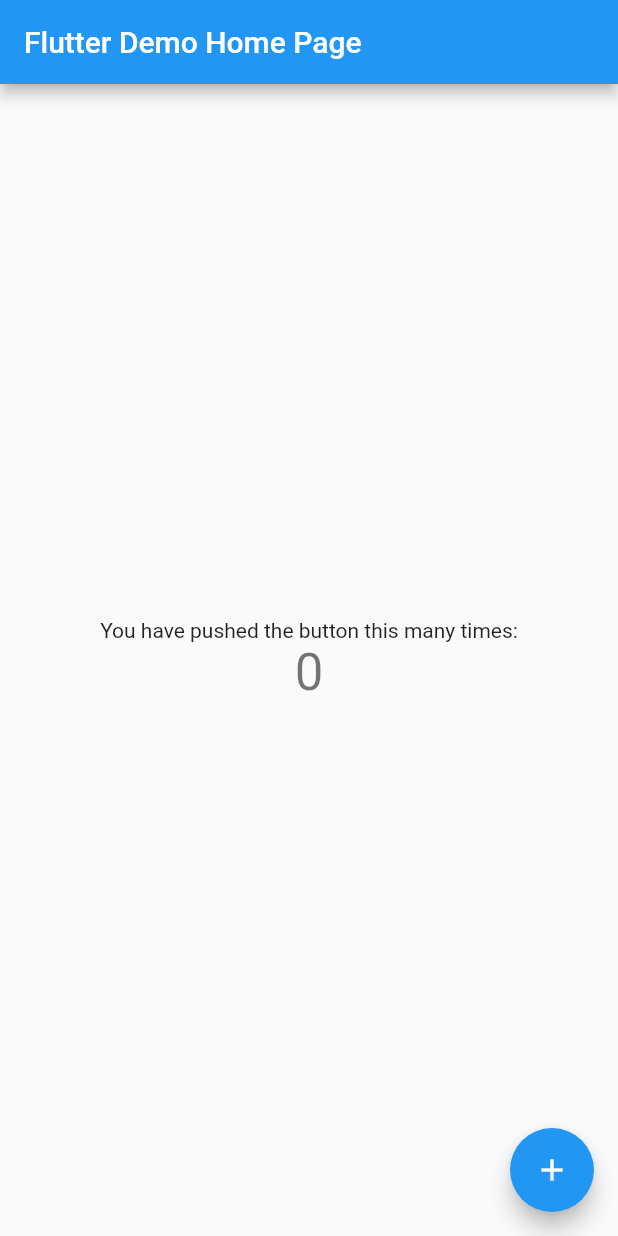
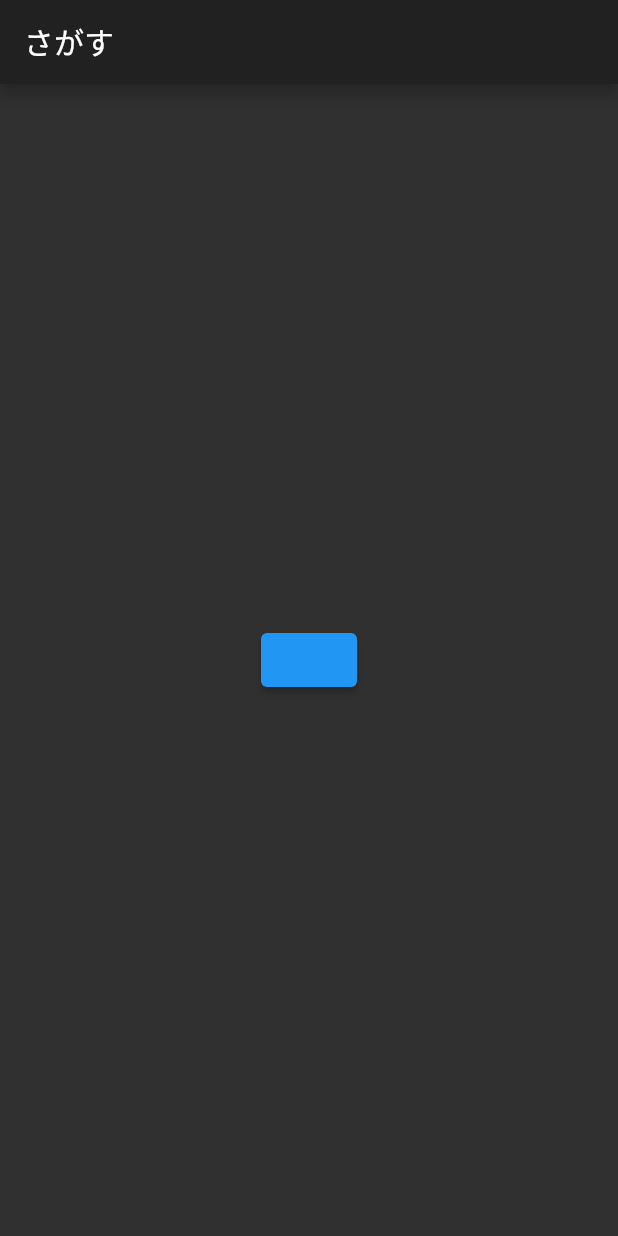
Before and after one commit to mafreud/firestore_query_tutorials, a Flutter app: the screen it shows after launch, on a phone screen of 412 x 824 dp. Run offline on Flutter 3.47's test engine with Material 2 defaults, Android fonts, the phone set to English and light mode, and no system bars; our stand-ins replace firebase_core; accounts and stored records are empty.

```diff
--- a/lib/main.dart
+++ b/lib/main.dart
@@ -1,4 +1,5 @@
 import 'package:firebase_core/firebase_core.dart';
+import 'package:firestore_query_tutorials/search_page.dart';
 import 'package:flutter/material.dart';
 
 void main() async {
@@ -13,87 +14,9 @@ class MyApp extends StatelessWidget {
   Widget build(BuildContext context) {
     return MaterialApp(
       title: 'Flutter Demo',
-      theme: ThemeData(
-        primarySwatch: Colors.blue,
-        visualDensity: VisualDensity.adaptivePlatformDensity,
-      ),
-      home: MyHomePage(title: 'Flutter Demo Home Page'),
+      theme: ThemeData.dark(),
+      home: SearchPage(),
+      debugShowCheckedModeBanner: false,
     );
   }
 }
-
-class MyHomePage extends StatefulWidget {
-  MyHomePage({Key key, this.title}) : super(key: key);
-
-  final String title;
-
-  @override
-  _MyHomePageState createState() => _MyHomePageState();
-}
-
-class _MyHomePageState extends State<MyHomePage> {
-  int _counter = 0;
-
-  void _incrementCounter() {
-    setState(() {
-      // This call to setState tells the Flutter framework that something has
-      // changed in this State, which causes it to rerun the build method below
-      // so that the display can reflect the updated values. If we changed
-      // _counter without calling setState(), then the build method would not be
-      // called again, and so nothing would appear to happen.
-      _counter++;
-    });
-  }
-
-  @override
-  Widget build(BuildContext context) {
-    // This method is rerun every time setState is called, for instance as done
-    // by the _incrementCounter method above.
-    //
-    // The Flutter framework has been optimized to make rerunning build methods
-    // fast, so that you can just rebuild anything that needs updating rather
-    // than having to individually change instances of widgets.
-    return Scaffold(
-      appBar: AppBar(
-        // Here we take the value from the MyHomePage object that was created by
-        // the App.build method, and use it to set our appbar title.
-        title: Text(widget.title),
-      ),
-      body: Center(
-        // Center is a layout widget. It takes a single child and positions it
-        // in the middle of the parent.
-        child: Column(
-          // Column is also a layout widget. It takes a list of children and
-          // arranges them vertically. By default, it sizes itself to fit its
-          // children horizontally, and tries to be as tall as its parent.
-          //
-          // Invoke "debug painting" (press "p" in the console, choose the
-          // "Toggle Debug Paint" action from the Flutter Inspector in Android
-          // Studio, or the "Toggle Debug Paint" command in Visual Studio Code)
-          // to see the wireframe for each widget.
-          //
-          // Column has various properties to control how it sizes itself and
-          // how it positions its children. Here we use mainAxisAlignment to
-          // center the children vertically; the main axis here is the vertical
-          // axis because Columns are vertical (the cross axis would be
-          // horizontal).
-          mainAxisAlignment: MainAxisAlignment.center,
-          children: <Widget>[
-            Text(
-              'You have pushed the button this many times:',
-            ),
-            Text(
-              '$_counter',
-              style: Theme.of(context).textTheme.headline4,
-            ),
-          ],
-        ),
-      ),
-      floatingActionButton: FloatingActionButton(
-        onPressed: _incrementCounter,
-        tooltip: 'Increment',
-        child: Icon(Icons.add),
-      ), // This trailing comma makes auto-formatting nicer for build methods.
-    );
-  }
-}
--- /dev/null
+++ b/lib/search_page.dart
@@ -0,0 +1,24 @@
+import 'package:flutter/material.dart';
+
+class SearchPage extends StatelessWidget {
+  @override
+  Widget build(BuildContext context) {
+    return Scaffold(
+      appBar: AppBar(
+        title: Text('さがす'),
+      ),
+      body: Center(
+        child: Column(
+          mainAxisAlignment: MainAxisAlignment.center,
+          children: [
+            //ElevatedButtonをタップしたら、該当ユーザーのリストを表示
+            ElevatedButton(
+              onPressed: () {},
+              child: Text(''),
+            ),
+          ],
+        ),
+      ),
+    );
+  }
+}
```
Also changed, not shown: firebase.json (added), 8 other files.
